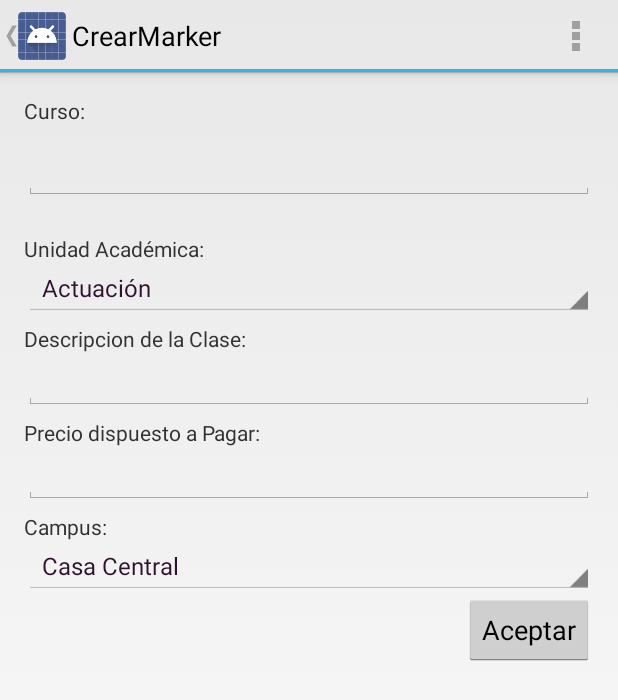
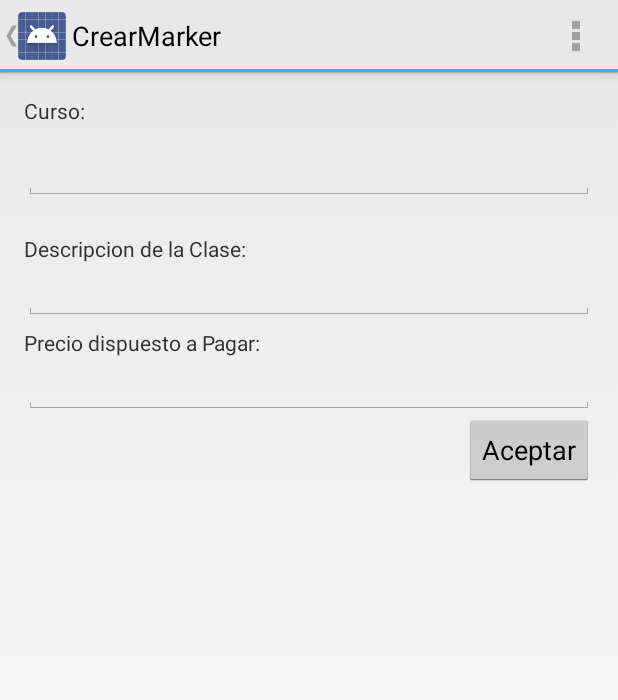
Before and after one commit to C-Aguirre017/Book-It, an Android app: the CrearMarker screen opened directly, with no data from a screen before it, on a phone screen of 412 x 824 dp. Shown: the top 700 px of the screen. Run offline under Robolectric (Android 15) with nearby library versions, the phone set to English and light mode, and no system bars.

Commit message:
Email Arreglado , Mejora Crear Marker

```diff
--- a/Aplicacion Android Studio/app/src/main/java/proyecto/proyectobookit/CrearMarker.java
+++ b/Aplicacion Android Studio/app/src/main/java/proyecto/proyectobookit/CrearMarker.java
@@ -67,6 +67,7 @@ public class CrearMarker extends Activity {
             }
         });
 
+         /*
         //Unidad Academica
         Spinner dropdown_ua = (Spinner)findViewById(R.id.crearmarker_unidadacademica);
         String[] items = new String[]{"Actuación", "Agronomía", "Arquitectura","Arte","Ciencias Biológicas","Cursos Deportivos","Derecho","Ciencias Económicas y Administrativas","Educación","Enfermería","Física","Geografía","Ingeniería","Matemática","Música","Odontología","Química","Ciencias de la Salud/Medicina","Teología","Otro"};
@@ -78,7 +79,7 @@ public class CrearMarker extends Activity {
         Spinner dropdown_campus = (Spinner)findViewById(R.id.crearmarker_facultad);
         String[] items_campus = new String[]{"Casa Central","Lo Contador","Oriente","San Joaquin","Villarica"};
         ArrayAdapter<String> adapter_campus = new ArrayAdapter<String>(this, android.R.layout.simple_spinner_item, items_campus);
-        dropdown_campus.setAdapter(adapter_campus);
+        dropdown_campus.setAdapter(adapter_campus);*/
     }
 
     @Override
@@ -105,14 +106,14 @@ public class CrearMarker extends Activity {
             String  descripcion = "", precio = "", campus = "",titulo="",id_ramo="";
             EditText get_descripcion = (EditText) findViewById(R.id.crearmarker_descripcion);
             EditText get_precio = (EditText) findViewById(R.id.crearmarker_precio);
-            Spinner get_campus = (Spinner) findViewById(R.id.crearmarker_facultad);
+           // Spinner get_campus = (Spinner) findViewById(R.id.crearmarker_facultad);
 
             if(adapter.getElegido()!=null) {
                 id_ramo = adapter.getElegido().getId_ramo();
                 titulo = adapter.getElegido().getSigla() + " " + adapter.getElegido().getNombre();
                 descripcion = get_descripcion.getText().toString();
                 precio = get_precio.getText().toString();
-                campus = get_campus.getSelectedItem().toString();
+                //campus = get_campus.getSelectedItem().toString();
 
                 AlertDialog.Builder builder = new AlertDialog.Builder(this);
 
@@ -136,6 +137,8 @@ public class CrearMarker extends Activity {
                         });
                 AlertDialog alert = builder.create();
                 alert.show();
+            }else{
+                CrearAlertDialog("Porfavor seleccione un curso de la lista","Error de Curso");
             }
         }
     }
@@ -144,17 +147,16 @@ public class CrearMarker extends Activity {
 
         Intent returnIntent = new Intent();
         returnIntent.putExtra("id_ramo",id_ramo);
-        returnIntent.putExtra("titulo",titulo);
         returnIntent.putExtra("descripcion", descripcion);
         returnIntent.putExtra("precio", precio);
-        returnIntent.putExtra("campus", campus);
 
         setResult(RESULT_OK, returnIntent);
         this.onDestroy();
         this.finish();
     }
 
-    private boolean VerificarEscrito(){
+    private boolean VerificarEscrito()
+    {
 
         //Ramo
         EditText Aux_Ramo = (EditText) findViewById(R.id.crearmarker_search);
--- a/Aplicacion Android Studio/app/src/main/java/proyecto/proyectobookit/ListViewAdapter.java
+++ b/Aplicacion Android Studio/app/src/main/java/proyecto/proyectobookit/ListViewAdapter.java
@@ -113,7 +113,7 @@ public class ListViewAdapter extends BaseAdapter {
         ListaPalabras.clear();
 
         if (charText.length() == 0) {
-            Search.setText("Escriba un Ramo");
+
         }
         else
         {
--- a/Aplicacion Android Studio/app/src/main/java/proyecto/proyectobookit/MetodosUtiles.java
+++ b/Aplicacion Android Studio/app/src/main/java/proyecto/proyectobookit/MetodosUtiles.java
@@ -40,9 +40,9 @@ public class MetodosUtiles {
     }
 
     public String CrearMensaje(Pin aux) {
-        String Mensaje="Descripcion: /n";
+        String Mensaje="Descripcion: \n";
         if (aux.getDescripcion() != null)
-            Mensaje += aux.getDescripcion();
+            Mensaje += "\t " +aux.getDescripcion();
         else
             Mensaje += "\t No hay";
 
--- a/Aplicacion Android Studio/app/src/main/res/layout/activity_crear_marker.xml
+++ b/Aplicacion Android Studio/app/src/main/res/layout/activity_crear_marker.xml
@@ -49,7 +49,7 @@
                         </proyecto.proyectobookit.NestedListView>
                     </LinearLayout>
 
-                    <TextView
+                    <!--TextView
                         android:id="@+id/crearmarker_labelunidadacademica"
                         android:layout_width="wrap_content"
                         android:layout_height="wrap_content"
@@ -61,7 +61,7 @@
                         android:layout_width="match_parent"
                         android:layout_height="wrap_content"
                         android:paddingTop="5dp"
-                        android:spinnerMode="dropdown"/>
+                        android:spinnerMode="dropdown"/-->
 
                     <TextView
                         android:id="@+id/crearmarker_labeldescripcion"
@@ -91,7 +91,7 @@
                         android:ems="10"
                         android:id="@+id/crearmarker_precio" />
 
-                    <TextView
+                    <!--TextView
                         android:id="@+id/crearmarker_labelfacultad"
                         android:layout_width="wrap_content"
                         android:layout_height="wrap_content"
@@ -103,7 +103,7 @@
                         android:layout_width="match_parent"
                         android:layout_height="wrap_content"
                         android:paddingTop="5dp"
-                        android:spinnerMode="dropdown"/>
+                        android:spinnerMode="dropdown"/-->
 
                     <Button
                         android:id="@+id/crearmarker_aceptar"
```
Also changed, not shown: Aplicacion Android Studio/app/src/main/java/proyecto/proyectobookit/Central.java (+68 -7 lines).
